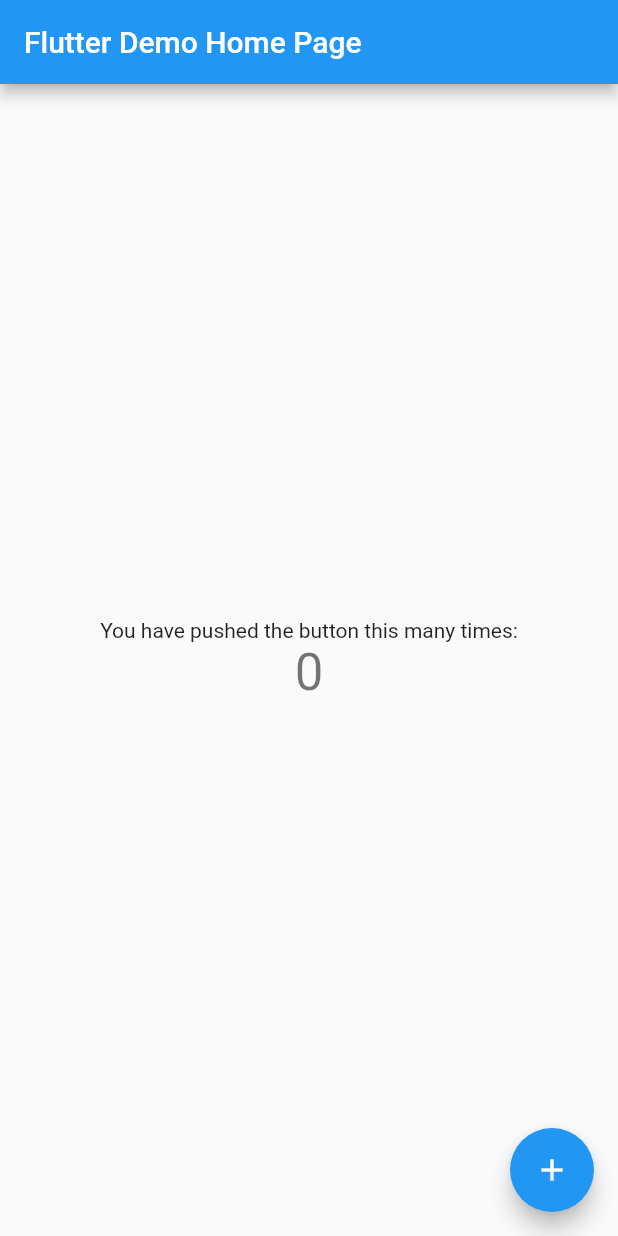
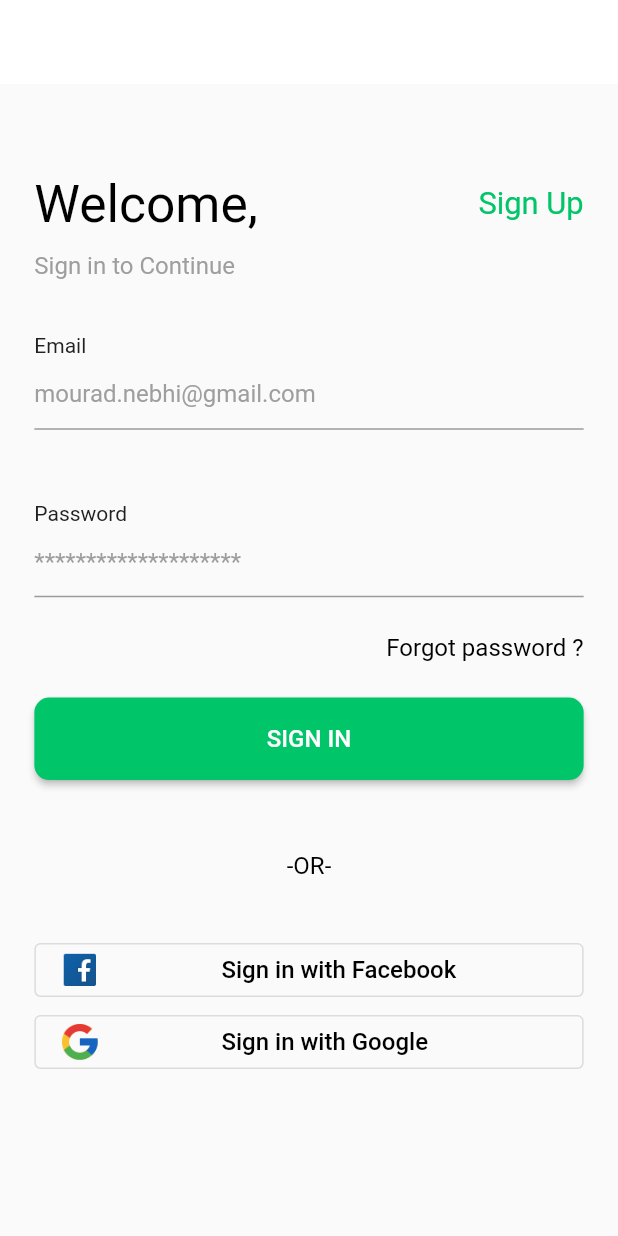
Before and after one commit to mouradneb/getx_ecommerce_pesa, a Flutter app: the screen it shows after launch, on a phone screen of 412 x 824 dp. Run offline on Flutter 3.47's test engine with Material 2 defaults, Android fonts, the phone set to English and light mode, and no system bars; our stand-ins replace flutter_screenutil.

Commit message:
Build Login Screen

```diff
--- /dev/null
+++ b/lib/constants.dart
@@ -0,0 +1,3 @@
+import 'package:flutter/material.dart';
+
+const primaryColor = Color.fromRGBO(0, 197, 105, 1);
--- a/lib/main.dart
+++ b/lib/main.dart
@@ -1,113 +1,24 @@
 import 'package:flutter/material.dart';
+import 'package:flutter_screenutil/flutter_screenutil.dart';
+import 'package:getx_ecommerce_pesa/view/auth/login_screen.dart';
 
 void main() {
   runApp(MyApp());
 }
 
 class MyApp extends StatelessWidget {
-  // This widget is the root of your application.
   @override
   Widget build(BuildContext context) {
-    return MaterialApp(
-      title: 'Flutter Demo',
-      theme: ThemeData(
-        // This is the theme of your application.
-        //
-        // Try running your application with "flutter run". You'll see the
-        // application has a blue toolbar. Then, without quitting the app, try
-        // changing the primarySwatch below to Colors.green and then invoke
-        // "hot reload" (press "r" in the console where you ran "flutter run",
-        // or simply save your changes to "hot reload" in a Flutter IDE).
-        // Notice that the counter didn't reset back to zero; the application
-        // is not restarted.
-        primarySwatch: Colors.blue,
+    return ScreenUtilInit(
+      designSize: Size(360, 690),
+      builder: () => MaterialApp(
+        debugShowCheckedModeBanner: false,
+        home: SafeArea(
+          child: Scaffold(
+            body: LoginScreen(),
+          ),
+        ),
       ),
-      home: MyHomePage(title: 'Flutter Demo Home Page'),
     );
   }
 }
-
-class MyHomePage extends StatefulWidget {
-  MyHomePage({Key? key, required this.title}) : super(key: key);
-
-  // This widget is the home page of your application. It is stateful, meaning
-  // that it has a State object (defined below) that contains fields that affect
-  // how it looks.
-
-  // This class is the configuration for the state. It holds the values (in this
-  // case the title) provided by the parent (in this case the App widget) and
-  // used by the build method of the State. Fields in a Widget subclass are
-  // always marked "final".
-
-  final String title;
-
-  @override
-  _MyHomePageState createState() => _MyHomePageState();
-}
-
-class _MyHomePageState extends State<MyHomePage> {
-  int _counter = 0;
-
-  void _incrementCounter() {
-    setState(() {
-      // This call to setState tells the Flutter framework that something has
-      // changed in this State, which causes it to rerun the build method below
-      // so that the display can reflect the updated values. If we changed
-      // _counter without calling setState(), then the build method would not be
-      // called again, and so nothing would appear to happen.
-      _counter++;
-    });
-  }
-
-  @override
-  Widget build(BuildContext context) {
-    // This method is rerun every time setState is called, for instance as done
-    // by the _incrementCounter method above.
-    //
-    // The Flutter framework has been optimized to make rerunning build methods
-    // fast, so that you can just rebuild anything that needs updating rather
-    // than having to individually change instances of widgets.
-    return Scaffold(
-      appBar: AppBar(
-        // Here we take the value from the MyHomePage object that was created by
-        // the App.build method, and use it to set our appbar title.
-        title: Text(widget.title),
-      ),
-      body: Center(
-        // Center is a layout widget. It takes a single child and positions it
-        // in the middle of the parent.
-        child: Column(
-          // Column is also a layout widget. It takes a list of children and
-          // arranges them vertically. By default, it sizes itself to fit its
-          // children horizontally, and tries to be as tall as its parent.
-          //
-          // Invoke "debug painting" (press "p" in the console, choose the
-          // "Toggle Debug Paint" action from the Flutter Inspector in Android
-          // Studio, or the "Toggle Debug Paint" command in Visual Studio Code)
-          // to see the wireframe for each widget.
-          //
-          // Column has various properties to control how it sizes itself and
-          // how it positions its children. Here we use mainAxisAlignment to
-          // center the children vertically; the main axis here is the vertical
-          // axis because Columns are vertical (the cross axis would be
-          // horizontal).
-          mainAxisAlignment: MainAxisAlignment.center,
-          children: <Widget>[
-            Text(
-              'You have pushed the button this many times:',
-            ),
-            Text(
-              '$_counter',
-              style: Theme.of(context).textTheme.headline4,
-            ),
-          ],
-        ),
-      ),
-      floatingActionButton: FloatingActionButton(
-        onPressed: _incrementCounter,
-        tooltip: 'Increment',
-        child: Icon(Icons.add),
-      ), // This trailing comma makes auto-formatting nicer for build methods.
-    );
-  }
-}
--- /dev/null
+++ b/lib/types.dart
@@ -0,0 +1,3 @@
+typedef VoidFunction = void Function();
+typedef VoidFunctionString = void Function(String?);
+typedef StringFunctionString = String? Function(String?);
--- /dev/null
+++ b/lib/view/auth/login_screen.dart
@@ -0,0 +1,83 @@
+import 'package:flutter/material.dart';
+import 'package:flutter_screenutil/flutter_screenutil.dart';
+import 'package:getx_ecommerce_pesa/view/widgets/custom_button.dart';
+import 'package:getx_ecommerce_pesa/view/widgets/custom_button_social.dart';
+import 'package:getx_ecommerce_pesa/view/widgets/custom_text.dart';
+import 'package:getx_ecommerce_pesa/view/widgets/custom_text_form_field.dart';
+
+import '../../constants.dart';
+
+class LoginScreen extends StatelessWidget {
+  const LoginScreen({Key? key}) : super(key: key);
+
+  @override
+  Widget build(BuildContext context) {
+    return Scaffold(
+      appBar: AppBar(
+        elevation: 0.0,
+        backgroundColor: Colors.white,
+      ),
+      body: Padding(
+        padding: EdgeInsets.only(top: 50.h, right: 20.w, left: 20.w),
+        child: SingleChildScrollView(
+          child: Column(
+            children: [
+              Row(
+                mainAxisAlignment: MainAxisAlignment.spaceBetween,
+                children: [
+                  CustomText(text: "Welcome,", fontSize: 30.sp),
+                  CustomText(
+                      text: "Sign Up", color: primaryColor, fontSize: 18.sp),
+                ],
+              ),
+              SizedBox(height: 10.h),
+              CustomText(
+                  text: "Sign in to Continue",
+                  color: Colors.grey,
+                  fontSize: 14.sp),
+              SizedBox(height: 30.h),
+              CustomTextFormField(
+                  text: "Email",
+                  hint: "mourad.nebhi@gmail.com",
+                  onSaved: (value) {},
+                  validator: (value) {}),
+              SizedBox(height: 40.h),
+              CustomTextFormField(
+                  text: "Password",
+                  hint: "********************",
+                  onSaved: (value) {},
+                  validator: (value) {}),
+              SizedBox(height: 20.h),
+              CustomText(
+                text: "Forgot password ?",
+                fontSize: 14.sp,
+                alignment: Alignment.topRight,
+              ),
+              SizedBox(height: 20.h),
+              CustomButton(
+                onPressed: () {},
+                text: "SIGN IN",
+              ),
+              SizedBox(height: 40.h),
+              CustomText(
+                text: '-OR-',
+                alignment: Alignment.center,
+              ),
+              SizedBox(height: 30.h),
+              CustomButtonSocial(
+                text: "Sign in with Facebook",
+                imageName: "assets/images/facebook.png",
+                onPressed: () {},
+              ),
+              CustomButtonSocial(
+                text: "Sign in with Google",
+                imageName: "assets/images/google.png",
+                onPressed: () {},
+              ),
+            ],
+          ),
+        ),
+      ),
+    );
+  }
+}
--- /dev/null
+++ b/lib/view/widgets/custom_button.dart
@@ -0,0 +1,44 @@
+import 'package:flutter/material.dart';
+import 'package:getx_ecommerce_pesa/constants.dart';
+import 'package:getx_ecommerce_pesa/types.dart';
+import 'package:getx_ecommerce_pesa/view/widgets/custom_text.dart';
+
+class CustomButton extends StatelessWidget {
+  final String text;
+  final VoidFunction onPressed;
+
+  CustomButton({this.text = '', required this.onPressed});
+
+  @override
+  Widget build(BuildContext context) {
+    return ElevatedButton(
+      onPressed: onPressed,
+      child: CustomText(
+        text: text,
+        alignment: Alignment.center,
+        color: Colors.white,
+      ),
+      style: ElevatedButton.styleFrom(
+        padding: EdgeInsets.all(18),
+        shape: RoundedRectangleBorder(borderRadius: BorderRadius.circular(10)),
+        primary: primaryColor,
+      ),
+    );
+    /*return TextButton(
+      onPressed: onPressed,
+      child: CustomText(
+        alignment: Alignment.center,
+        text: text,
+        color: Colors.white,
+      ),
+      style: ButtonStyle(
+        padding: MaterialStateProperty.all(EdgeInsets.all(18)),
+        backgroundColor: MaterialStateProperty.all(primaryColor),
+        alignment: Alignment.center,
+        shape: MaterialStateProperty.all(
+          RoundedRectangleBorder(borderRadius: BorderRadius.circular(10)),
+        ),
+      ),
+    );*/
+  }
+}
--- /dev/null
+++ b/lib/view/widgets/custom_button_social.dart
@@ -0,0 +1,33 @@
+import 'package:flutter/material.dart';
+import 'package:getx_ecommerce_pesa/types.dart';
+import 'package:getx_ecommerce_pesa/view/widgets/custom_text.dart';
+import 'package:flutter_screenutil/flutter_screenutil.dart';
+
+class CustomButtonSocial extends StatelessWidget {
+  final String text;
+  final String imageName;
+  final VoidFunction onPressed;
+
+  CustomButtonSocial(
+      {required this.text, required this.imageName, required this.onPressed});
+
+  @override
+  Widget build(BuildContext context) {
+    return Container(
+      child: OutlinedButton(
+        onPressed: onPressed,
+        child: Row(
+          children: [
+            Image.asset(imageName, height: 24.h),
+            SizedBox(width: 70.w),
+            CustomText(text: text) //"Sign in with Google"
+          ],
+        ),
+        /*style: ButtonStyle(
+          padding: MaterialStateProperty.all(EdgeInsets.all(10)),
+          side: MaterialStateProperty.all(BorderSide(color: Colors.black)),
+        ),*/
+      ),
+    );
+  }
+}
--- /dev/null
+++ b/lib/view/widgets/custom_text.dart
@@ -0,0 +1,28 @@
+import 'package:flutter/material.dart';
+
+class CustomText extends StatelessWidget {
+  final String text;
+  final double fontSize;
+  final Color color;
+  final Alignment alignment;
+
+  CustomText({
+    this.text = '',
+    this.fontSize = 16,
+    this.color = Colors.black,
+    this.alignment = Alignment.topLeft,
+  });
+
+  @override
+  Widget build(BuildContext context) {
+    return Container(
+        alignment: alignment,
+        child: Text(
+          text,
+          style: TextStyle(
+            color: color,
+            fontSize: fontSize,
+          ),
+        ));
+  }
+}
--- /dev/null
+++ b/lib/view/widgets/custom_text_form_field.dart
@@ -0,0 +1,36 @@
+import 'package:flutter/material.dart';
+import 'package:getx_ecommerce_pesa/types.dart';
+
+import 'custom_text.dart';
+
+class CustomTextFormField extends StatelessWidget {
+  final String text;
+  final String hint;
+  final VoidFunctionString onSaved;
+  final StringFunctionString validator;
+
+  CustomTextFormField(
+      {this.text = '',
+      this.hint = '',
+      required this.onSaved,
+      required this.validator});
+
+  @override
+  Widget build(BuildContext context) {
+    return Container(
+      child: Column(
+        children: [
+          CustomText(text: text, fontSize: 14, color: Colors.grey.shade900),
+          TextFormField(
+            onSaved: onSaved,
+            validator: validator,
+            decoration: InputDecoration(
+                hintText: hint,
+                hintStyle: TextStyle(color: Colors.grey),
+                fillColor: Colors.white),
+          )
+        ],
+      ),
+    );
+  }
+}
```
Also changed, not shown: pubspec.yaml (+4 -3 lines), assets/images/facebook.png (added), assets/images/google.png (added), pubspec.lock.
